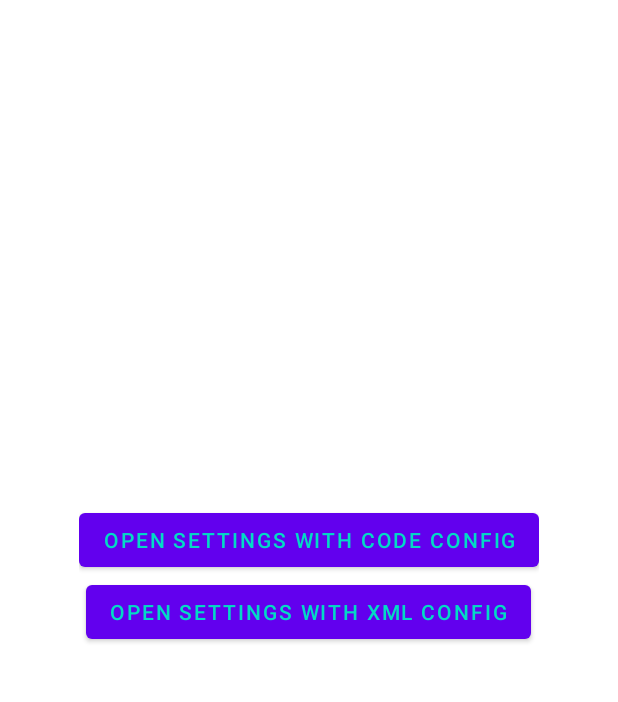
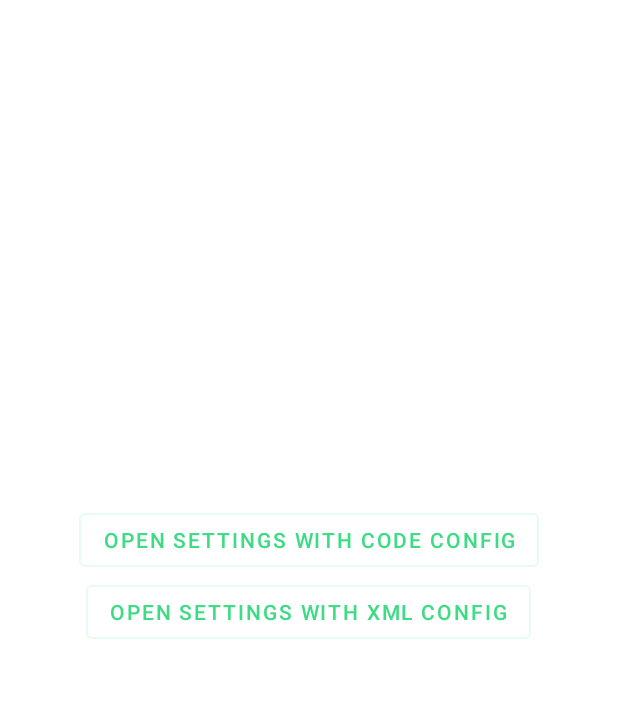
Before and after one commit to marcauberer/simple-settings, an Android app: the screen it shows after launch (MainActivity), on a phone screen of 412 x 824 dp, the part 84-786 px from its top. Run offline under Robolectric (Android 15) with nearby library versions, the phone set to English and light mode, and no system bars.

Commit message:
Update structure

```diff
--- a/app/src/main/java/com/chillibits/simplesettingssample/MainActivity.kt
+++ b/app/src/main/java/com/chillibits/simplesettingssample/MainActivity.kt
@@ -9,6 +9,7 @@ import com.chillibits.simplesettings.core.SimpleSettings
 import com.chillibits.simplesettings.core.SimpleSettingsConfig
 import com.chillibits.simplesettings.item.SimpleSwitchPreference
 import com.chillibits.simplesettings.tool.WebsiteClickListener
+import com.chillibits.simplesettings.tool.toCamelCase
 import kotlinx.android.synthetic.main.activity_main.*
 import kotlinx.android.synthetic.main.toolbar.*
 
@@ -50,6 +51,7 @@ class MainActivity : AppCompatActivity(), SimpleSettingsConfig.OptionsItemSelect
                     title = "Test 2"
                     summary = "This is a Test 2"
                     onClick = WebsiteClickListener(this@MainActivity, getString(R.string.github_link))
+                    dependency = "Test 1.4".toCamelCase()
                 }
             }
             Section {
--- a/app/src/main/res/layout/activity_main.xml
+++ b/app/src/main/res/layout/activity_main.xml
@@ -23,6 +23,7 @@
             android:layout_width="wrap_content"
             android:layout_height="wrap_content"
             android:layout_gravity="center_horizontal"
+            style="?attr/materialButtonOutlinedStyle"
             android:text="@string/open_settings_code"/>
 
         <Button
@@ -30,6 +31,7 @@
             android:layout_width="wrap_content"
             android:layout_height="wrap_content"
             android:layout_gravity="center_horizontal"
+            style="?attr/materialButtonOutlinedStyle"
             android:text="@string/open_settings_xml"/>
     </LinearLayout>
 </androidx.constraintlayout.widget.ConstraintLayout>
--- a/app/src/main/res/values/colors.xml
+++ b/app/src/main/res/values/colors.xml
@@ -2,11 +2,11 @@
 <resources>
     <color name="colorPrimaryVariant">#3DDC84</color>
     <color name="colorPrimaryDarkVariant">#32B56C</color>
-    <color name="colorSecondaryVariant">#03DAC5</color>
+    <color name="colorSecondaryVariant">#FF9800</color>
     <color name="colorSurface">#FAFAFA</color>
-    <color name="colorOnPrimary">#03DAC5</color>
-    <color name="colorOnSecondary">#03DAC5</color>
-    <color name="colorOnBackground">#FAFAFA</color>
+    <color name="colorOnPrimary">#FFFFFF</color>
+    <color name="colorOnSecondary">#FFFFFF</color>
+    <color name="colorOnBackground">#000000</color>
     <color name="colorOnError">#810000</color>
-    <color name="colorOnSurface">#03DAC5</color>
+    <color name="colorOnSurface">@color/colorPrimaryVariant</color>
 </resources>
--- a/app/src/main/res/values/styles.xml
+++ b/app/src/main/res/values/styles.xml
@@ -9,10 +9,16 @@
         <item name="colorOnBackground">@color/colorOnBackground</item>
         <item name="colorOnError">@color/colorOnError</item>
         <item name="colorOnSurface">@color/colorOnSurface</item>
+        <item name="materialThemeOverlay">@style/ButtonStyle</item>
         <item name="android:statusBarColor">@color/colorPrimaryDarkVariant</item>
     </style>
 
     <style name="toolbarStyle" parent="Theme.MaterialComponents">
         <item name="popupTheme">@style/Theme.MaterialComponents.Light</item>
     </style>
+
+    <style name="ButtonStyle">
+        <item name="colorPrimary">@color/colorPrimaryVariant</item>
+        <item name="colorOnPrimary">@color/colorOnPrimary</item>
+    </style>
 </resources>
--- a/app/src/main/res/xml/preferences.xml
+++ b/app/src/main/res/xml/preferences.xml
@@ -14,7 +14,8 @@
         <Preference
             app:key="test2"
             app:title="Test 1"
-            app:summary="This is a test 2"/>
+            app:summary="This is a test 2"
+            app:dependency="test1"/>
     </PreferenceCategory>
 
     <PreferenceCategory>
@@ -23,7 +24,7 @@
             app:key="test3"
             app:defaultValue="Test 3"
             app:title="Test 3"
-            app:summary="This is a test 3"
+            app:summary="%s"
             app:useSimpleSummaryProvider="true"/>
     </PreferenceCategory>
 </PreferenceScreen>
--- a/simplesettings/build.gradle
+++ b/simplesettings/build.gradle
@@ -33,7 +33,7 @@ dependencies {
 
     // Google dependencies
     implementation 'com.google.android.material:material:1.1.0'
-    implementation 'androidx.preference:preference:1.1.1'
+    api 'androidx.preference:preference:1.1.1'
 
     // External dependencies
     implementation 'com.mikepenz:aboutlibraries-core:8.1.2'
--- a/simplesettings/src/main/java/com/chillibits/simplesettings/core/SimpleSettings.kt
+++ b/simplesettings/src/main/java/com/chillibits/simplesettings/core/SimpleSettings.kt
@@ -16,7 +16,11 @@ class SimpleSettings(
     // Variables
 
     init {
+        // Init with configuration
         config = configuration
+        // Reset static attributes
+        preferenceRes = 0
+        sections.clear()
     }
 
     private fun show() {
--- a/simplesettings/src/main/java/com/chillibits/simplesettings/item/PreferenceSection.kt
+++ b/simplesettings/src/main/java/com/chillibits/simplesettings/item/PreferenceSection.kt
@@ -22,4 +22,9 @@ class PreferenceSection {
         this.func()
         items.add(this)
     }
+
+    fun SimpleLibsPreference(func: SimpleLibsPreference.() -> Unit) = SimpleLibsPreference().apply {
+        this.func()
+        items.add(this)
+    }
 }
--- /dev/null
+++ b/simplesettings/src/main/java/com/chillibits/simplesettings/item/SimpleLibsPreference.kt
@@ -0,0 +1,3 @@
+package com.chillibits.simplesettings.item
+
+class SimpleLibsPreference: SimplePreference()
--- a/simplesettings/src/main/java/com/chillibits/simplesettings/item/SimpleTextPreference.kt
+++ b/simplesettings/src/main/java/com/chillibits/simplesettings/item/SimpleTextPreference.kt
@@ -1,6 +1,3 @@
 package com.chillibits.simplesettings.item
 
-class SimpleTextPreference: SimplePreference() {
-    // Attributes
-
-}
+class SimpleTextPreference: SimplePreference()
--- /dev/null
+++ b/simplesettings/src/main/java/com/chillibits/simplesettings/tool/Extensions.kt
@@ -0,0 +1,4 @@
+package com.chillibits.simplesettings.tool
+
+fun String.toCamelCase(): String = split(" ")
+    .joinToString("") { it.toLowerCase().capitalize() }.decapitalize()
```
Also changed, not shown: simplesettings/src/main/java/com/chillibits/simplesettings/item/SimpleInputPreference.kt (+11 -0 lines), simplesettings/src/main/java/com/chillibits/simplesettings/item/SimplePreference.kt (+8 -3 lines), simplesettings/src/main/java/com/chillibits/simplesettings/tool/WebsiteClickListener.kt (+4 -3 lines), simplesettings/src/main/java/com/chillibits/simplesettings/ui/SimpleSettingsFragment.kt (+38 -20 lines).
